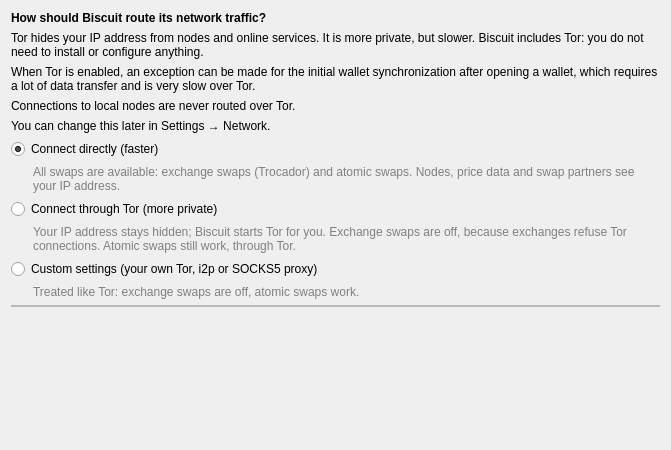
First picture: the form in src/wizard/PageNetworkProxy.ui, repository BiscuitWallet/Biscuit, before the edit.
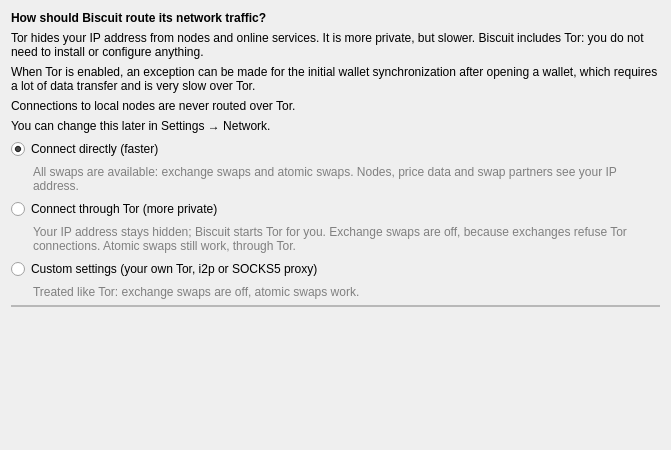
Second picture: the form after the edit. Custom widgets are drawn as their Qt base class.

Commit message: Interface : police régulière, onglet sélectionné, champ « Pay to », swap atomique rétro

Patch:
```diff
--- a/src/wizard/PageNetworkProxy.ui
+++ b/src/wizard/PageNetworkProxy.ui
@@ -74,7 +74,7 @@
    <item>
     <widget class="QLabel" name="label_directSwaps">
      <property name="text">
-      <string>All swaps are available: exchange swaps (Trocador) and atomic swaps. Nodes, price data and swap partners see your IP address.</string>
+      <string>All swaps are available: exchange swaps and atomic swaps. Nodes, price data and swap partners see your IP address.</string>
      </property>
      <property name="wordWrap">
       <bool>true</bool>
```
The commit also changes 9 other files.
